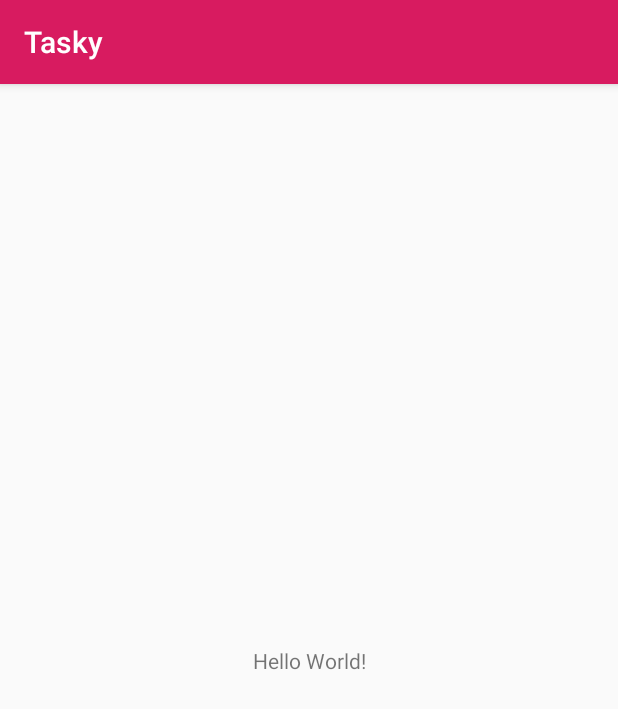
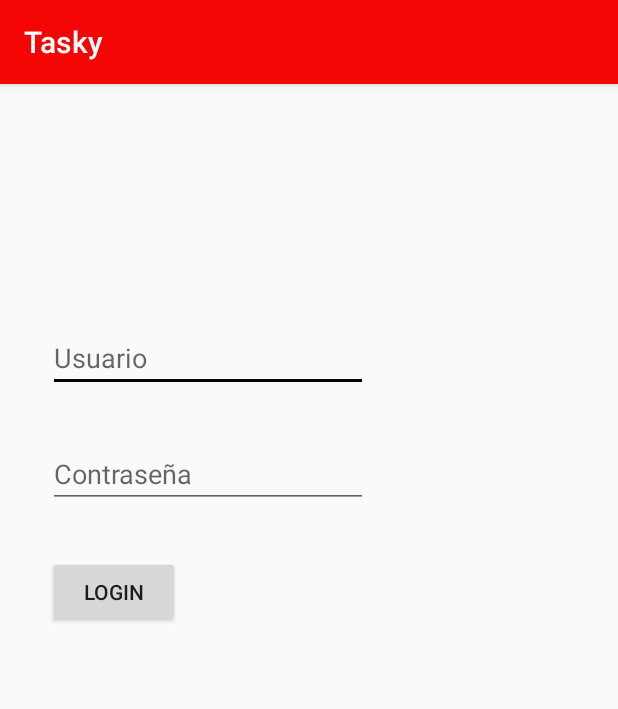
Before and after one commit to SalvaCM/Tasky, an Android app: the screen it shows after launch (MainActivity), on a phone screen of 412 x 824 dp. Shown: the top 709 px of the screen. Run offline under Robolectric (Android 15) with nearby library versions, the phone set to English and light mode, and no system bars.

Commit message:
sin terminar

```diff
--- a/app/src/main/AndroidManifest.xml
+++ b/app/src/main/AndroidManifest.xml
@@ -9,6 +9,7 @@
         android:roundIcon="@mipmap/ic_launcher_round"
         android:supportsRtl="true"
         android:theme="@style/AppTheme">
+        <activity android:name=".TareasActivity"></activity>
         <activity android:name=".SplashActivity">
             <intent-filter>
                 <action android:name="android.intent.action.MAIN" />
@@ -16,7 +17,7 @@
                 <category android:name="android.intent.category.LAUNCHER" />
             </intent-filter>
         </activity>
-        <activity android:name=".MainActivity"  >  </activity>
+        <activity android:name=".MainActivity"></activity>
     </application>
 
 </manifest>
--- a/app/src/main/java/com/example/tasky/MainActivity.java
+++ b/app/src/main/java/com/example/tasky/MainActivity.java
@@ -2,14 +2,54 @@ package com.example.tasky;
 
 import androidx.appcompat.app.AppCompatActivity;
 
+import android.content.Context;
+import android.content.Intent;
+import android.content.SharedPreferences;
 import android.os.Bundle;
+import android.view.View;
+import android.widget.EditText;
+import android.widget.Toast;
 
 public class MainActivity extends AppCompatActivity {
-
+    private EditText et1,et2;
     @Override
     protected void onCreate(Bundle savedInstanceState) {
         super.onCreate(savedInstanceState);
         setContentView(R.layout.activity_main);
-
+        et1=(EditText)findViewById(R.id.usuario);
+        et2=(EditText)findViewById(R.id.userpass);
+        SharedPreferences preferencias=getSharedPreferences("user",
+                Context.MODE_PRIVATE);
+        SharedPreferences.Editor editor=preferencias.edit();
+        editor.putString("Nombre", "Salva");
+        editor.putString("UserPass", "admin");
+        editor.commit();
+    }
+    public void logear(View v) {
+        String nombre=et1.getText().toString();
+        String pass=et2.getText().toString();
+        SharedPreferences prefe=getSharedPreferences("user",
+                Context.MODE_PRIVATE);
+        String nombreenBD=prefe.getString("Nombre","");
+        String passUserBD=prefe.getString("UserPass","");
+        if (nombreenBD.length()==0) {
+            Toast.makeText(this,nombreenBD,
+                    Toast.LENGTH_LONG).show();
+        }
+        else {
+            if(nombre.equals(nombreenBD) && pass.equals(passUserBD))
+            {
+                Toast.makeText(this,"Usuario Correcto",
+                        Toast.LENGTH_LONG).show();
+                Intent intent = new Intent(MainActivity.this, TareasActivity.class);
+                startActivity(intent);
+                finish();
+            }
+            else
+            {
+                Toast.makeText(this,"Usuario incorrecto",
+                        Toast.LENGTH_LONG).show();
+            }
+        }
     }
 }
--- a/app/src/main/res/layout/activity_main.xml
+++ b/app/src/main/res/layout/activity_main.xml
@@ -6,13 +6,44 @@
     android:layout_height="match_parent"
     tools:context=".MainActivity">
 
-    <TextView
+    <Button
+        android:id="@+id/button"
         android:layout_width="wrap_content"
         android:layout_height="wrap_content"
-        android:text="Hello World!"
-        app:layout_constraintBottom_toBottomOf="parent"
-        app:layout_constraintLeft_toLeftOf="parent"
-        app:layout_constraintRight_toRightOf="parent"
+        android:layout_marginStart="32dp"
+        android:layout_marginLeft="32dp"
+        android:layout_marginTop="32dp"
+        android:onClick="logear"
+        android:text="@string/login"
+        app:layout_constraintStart_toStartOf="parent"
+        app:layout_constraintTop_toBottomOf="@+id/userpass" />
+
+    <EditText
+        android:id="@+id/usuario"
+        android:layout_width="wrap_content"
+        android:layout_height="wrap_content"
+        android:layout_marginStart="32dp"
+        android:layout_marginLeft="32dp"
+        android:layout_marginTop="160dp"
+        android:ems="10"
+        android:hint="@string/usuario"
+        android:importantForAutofill="no"
+        android:inputType="textPersonName"
+        app:layout_constraintStart_toStartOf="parent"
         app:layout_constraintTop_toTopOf="parent" />
 
+    <EditText
+        android:id="@+id/userpass"
+        android:layout_width="wrap_content"
+        android:layout_height="wrap_content"
+        android:layout_marginStart="32dp"
+        android:layout_marginLeft="32dp"
+        android:layout_marginTop="32dp"
+        android:autofillHints=""
+        android:ems="10"
+        android:hint="@string/userpass"
+        android:inputType="textPersonName"
+        app:layout_constraintStart_toStartOf="parent"
+        app:layout_constraintTop_toBottomOf="@+id/usuario" tools:targetApi="o" />
+
 </androidx.constraintlayout.widget.ConstraintLayout>
--- a/app/src/main/res/layout/activity_splash.xml
+++ b/app/src/main/res/layout/activity_splash.xml
@@ -27,7 +27,7 @@
         android:layout_width="wrap_content"
         android:layout_height="wrap_content"
         android:layout_marginTop="16dp"
-        android:text="Organiza tus tareas de forma sencilla"
+        android:text="@string/eslogan"
         android:textColor="@color/colorAccent"
         android:textSize="18sp"
         android:textStyle="bold|italic"
--- a/app/src/main/res/values/colors.xml
+++ b/app/src/main/res/values/colors.xml
@@ -1,6 +1,6 @@
 <?xml version="1.0" encoding="utf-8"?>
 <resources>
-    <color name="colorPrimary">#D81B60</color>
-    <color name="colorPrimaryDark">#061EEE</color>
-    <color name="colorAccent">#E3F2FD</color>
+    <color name="colorPrimary">#F50404</color>
+    <color name="colorPrimaryDark">#9C0000</color>
+    <color name="colorAccent">#050505</color>
 </resources>
--- a/app/src/main/res/values/strings.xml
+++ b/app/src/main/res/values/strings.xml
@@ -2,4 +2,8 @@
     <string name="app_name">Tasky</string>
     <string name="button">Button</string>
     <string name="todo">TODO</string>
+    <string name="eslogan">Organiza tus tareas de forma sencilla</string>
+    <string name="login">Login</string>
+    <string name="usuario">Usuario</string>
+    <string name="userpass">Contraseña</string>
 </resources>
```
Also changed, not shown: app/src/main/java/com/example/tasky/TareasActivity.java (added, +14 -0 lines), app/src/main/res/layout/activity_tareas.xml (added, +24 -0 lines).
